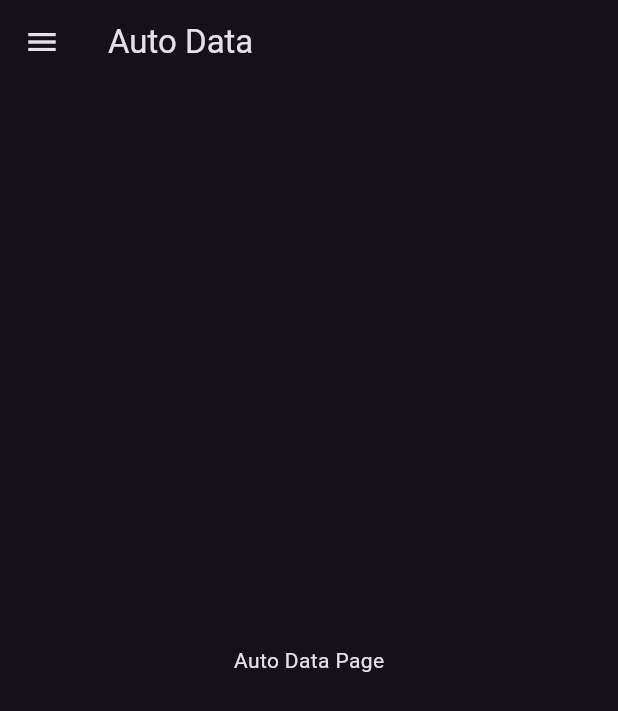
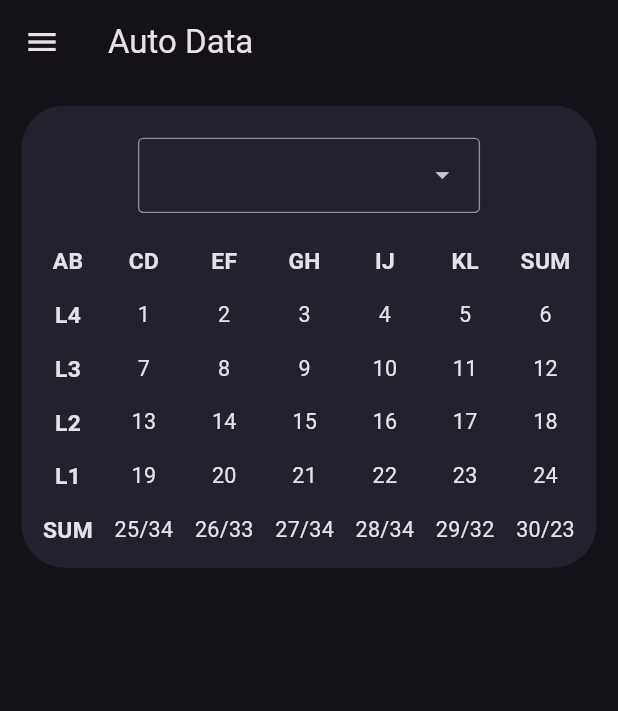
Before and after one commit to eran0926/FRC6998_2025_scouting_viewer, a Flutter app: the AutoDataPage screen opened by its route, on a phone screen of 412 x 824 dp. Shown: the top 711 px of the screen. Run offline on Flutter 3.47's test engine with Material 3 defaults, Android fonts, the light colour scheme and no system bars; our stand-ins replace go_router, responsive_framework.

Commit message:
feat(auto_data_page): add selectable reef data table

```diff
--- a/lib/pages/auto_data_page.dart
+++ b/lib/pages/auto_data_page.dart
@@ -1,14 +1,22 @@
+import 'dart:math';
+
 import 'package:flutter/material.dart';
+import 'package:responsive_framework/responsive_framework.dart';
+import 'package:viewer/widgets/reef_data_table.dart';
+import 'package:viewer/widgets/selectable_reef_data_table.dart';
 
 class AutoDataPage extends StatelessWidget {
   const AutoDataPage({super.key});
 
   @override
   Widget build(BuildContext context) {
-    return const Scaffold(
-      body: Center(
-        child: Text('Auto Data Page'),
-      ),
-    );
+    return Scaffold(
+        body: Row(
+      children: [
+        if (ResponsiveBreakpoints.of(context).largerThan(TABLET))
+          Expanded(child: SelectableReefDataTable()),
+        Expanded(child: SelectableReefDataTable()),
+      ],
+    ));
   }
 }
--- /dev/null
+++ b/lib/widgets/reef_data_table.dart
@@ -0,0 +1,61 @@
+import 'package:flutter/material.dart';
+
+class ReefDataTable extends StatelessWidget {
+  final double? width;
+  final Map<String, List<String>> data;
+  final String endTitle;
+
+  const ReefDataTable({
+    super.key,
+    this.width,
+    required this.data,
+    this.endTitle = 'SUM',
+  });
+
+  @override
+  Widget build(BuildContext context) {
+    return SizedBox(
+      width: width,
+      child: Table(
+        defaultColumnWidth: IntrinsicColumnWidth(),
+        children: [
+          _titleRowBuilder(
+              data: ['AB', 'CD', 'EF', 'GH', 'IJ', 'KL', endTitle]),
+          _rowBuilder(title: 'L4', data: data['l4']!),
+          _rowBuilder(title: 'L3', data: data['l3']!),
+          _rowBuilder(title: 'L2', data: data['l2']!),
+          _rowBuilder(title: 'L1', data: data['l1']!),
+          _rowBuilder(title: endTitle, data: data[endTitle.toLowerCase()]!),
+        ],
+      ),
+    );
+  }
+}
+
+_titleRowBuilder({required List<String> data}) {
+  return TableRow(
+    children: [
+      for (var item in data) _cellBuilder(item, isHeader: true),
+    ],
+  );
+}
+
+_rowBuilder({String title = '', required List<String> data}) {
+  return TableRow(
+    children: [
+      _cellBuilder(title, isHeader: true),
+      for (var item in data) _cellBuilder(item),
+    ],
+  );
+}
+
+_cellBuilder(String data, {bool isHeader = false}) {
+  return Padding(
+    padding: EdgeInsets.symmetric(vertical: 8),
+    child: Text(data,
+        textAlign: TextAlign.center,
+        style: TextStyle(
+            fontSize: isHeader ? 17 : 16,
+            fontWeight: isHeader ? FontWeight.bold : FontWeight.normal)),
+  );
+}
--- /dev/null
+++ b/lib/widgets/selectable_reef_data_table.dart
@@ -0,0 +1,56 @@
+import 'dart:math';
+
+import 'package:flutter/material.dart';
+import 'package:viewer/widgets/reef_data_table.dart';
+
+class SelectableReefDataTable extends StatelessWidget {
+  const SelectableReefDataTable({super.key});
+
+  @override
+  Widget build(BuildContext context) {
+    return LayoutBuilder(builder: (context, constraints) {
+      double childWidth = max(360 - 16, constraints.maxWidth);
+      return FittedBox(
+        fit: BoxFit.scaleDown,
+        child: Container(
+          // width: childWidth + 16,
+          decoration: BoxDecoration(
+            color: Color(0xFF21222D),
+            borderRadius: BorderRadius.circular(32),
+          ),
+          margin: EdgeInsets.all(16),
+          padding: EdgeInsets.all(8),
+          child: Column(
+            children: [
+              SizedBox(height: 16),
+              DropdownMenu<String>(
+                width: childWidth / 1.618,
+                dropdownMenuEntries: [
+                  DropdownMenuEntry<String>(
+                      value: '1', label: 'Average Reef Success'),
+                  DropdownMenuEntry<String>(
+                      value: '2', label: 'Reef Success/Tried'),
+                  DropdownMenuEntry<String>(
+                      value: '2', label: 'Reef Success rate'),
+                  DropdownMenuEntry<String>(
+                      value: '2', label: 'Reef Position Proportion'),
+                ],
+              ),
+              SizedBox(height: 16),
+              ReefDataTable(
+                width: childWidth,
+                data: {
+                  'l4': ['1', '2', '3', '4', '5', '6'],
+                  'l3': ['7', '8', '9', '10', '11', '12'],
+                  'l2': ['13', '14', '15', '16', '17', '18'],
+                  'l1': ['19', '20', '21', '22', '23', '24'],
+                  'sum': ['25/34', '26/33', '27/34', '28/34', '29/32', '30/23'],
+                },
+              ),
+            ],
+          ),
+        ),
+      );
+    });
+  }
+}
```
